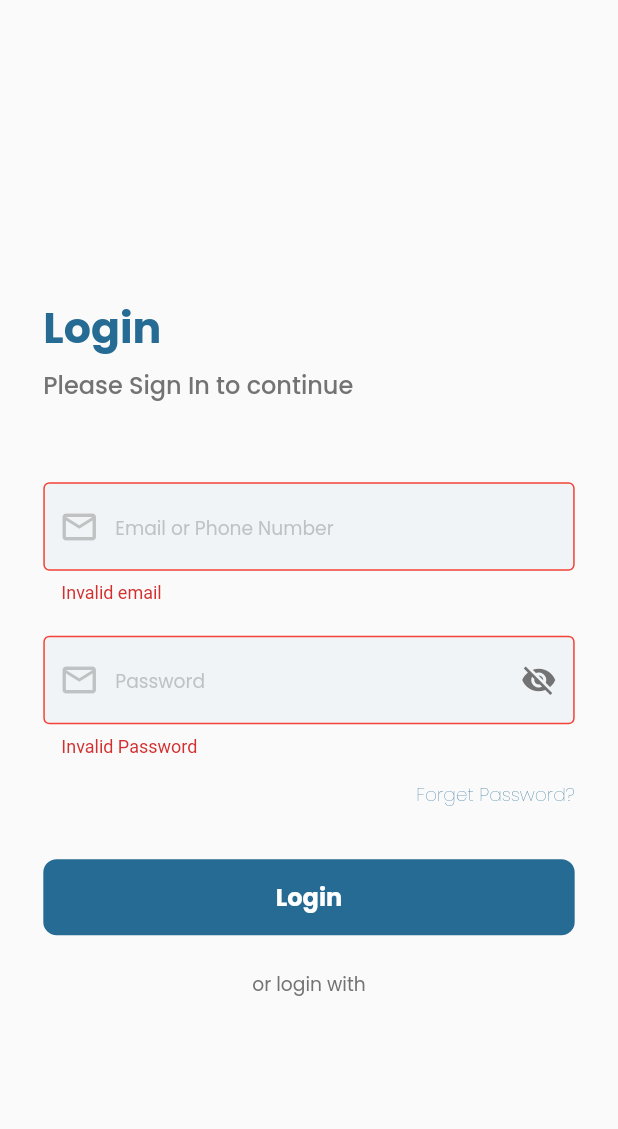
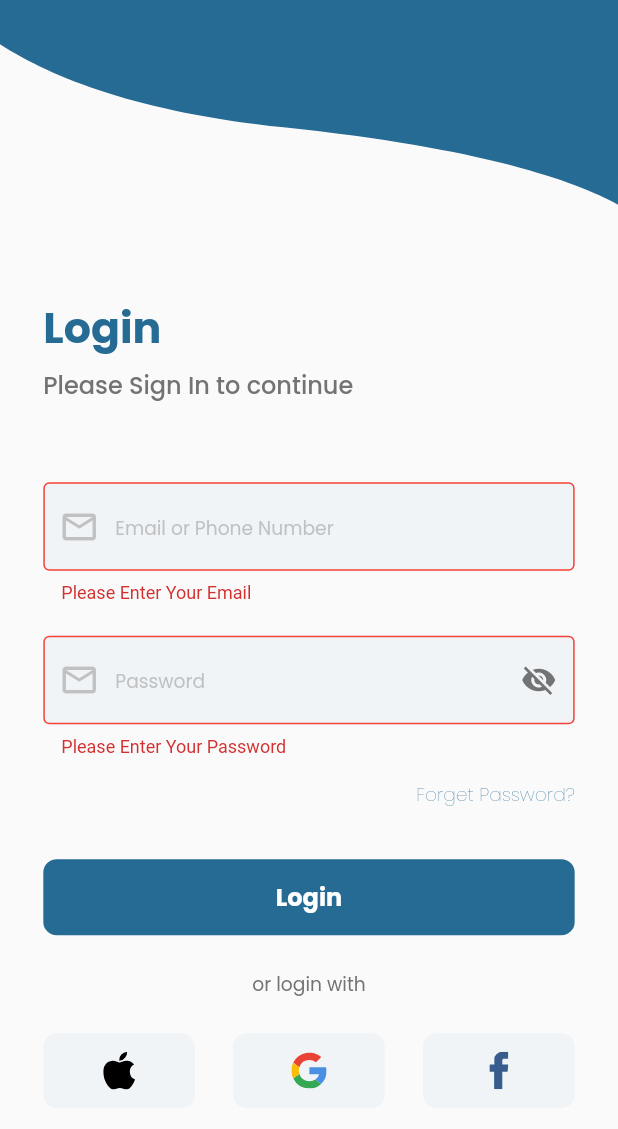
Before and after one commit to Hurair17/zia, a Flutter app: the screen it shows after launch, after a tap on "Login", on a phone screen of 412 x 824 dp. Shown: the top 1129 px of the screen. Run offline on Flutter 3.47's test engine with Material 2 defaults, Android fonts, the light colour scheme and no system bars; our stand-ins replace flutter_screenutil, flutter_svg, get, get_it.

Commit message:
Social Sites Button Create

```diff
--- a/lib/core/constant/color.dart
+++ b/lib/core/constant/color.dart
@@ -2,3 +2,4 @@ import 'package:flutter/material.dart';
 
 const Color kprimaryColor = Color(0xFF266B93);
 const Color ksecondaryColor = Color(0xFF737374);
+const Color ksecondaryColorForBack = Color(0xFFF0F4F7);
--- a/lib/main.dart
+++ b/lib/main.dart
@@ -18,7 +18,7 @@ class MyApp extends StatelessWidget {
       minTextAdapt: true,
       splitScreenMode: true,
       builder: (BuildContext context, child) {
-        return Material(child: LoginScreen());
+        return Material(child: SafeArea(child: LoginScreen()));
       },
     );
   }
--- a/lib/ui/custom_widget/password_txt_form_field.dart
+++ b/lib/ui/custom_widget/password_txt_form_field.dart
@@ -10,8 +10,10 @@ class PassTxtFormField extends StatefulWidget {
   IconData? prefixicon;
   final String? Function(String?)? validation;
   final Function(String)? onChanged;
+  TextEditingController? control;
 
   PassTxtFormField({
+    this.control,
     this.errorText,
     this.keyboardType,
     this.hintText,
@@ -26,15 +28,23 @@ class PassTxtFormField extends StatefulWidget {
 }
 
 class _PassTxtFormFieldState extends State<PassTxtFormField> {
-  @override
   bool passwordVisible = false;
 
+  @override
   Widget build(BuildContext context) {
     return TextFormField(
+      controller: widget.control,
+      validator: widget.validation,
+      onChanged: widget.onChanged,
       obscureText: passwordVisible,
       decoration: InputDecoration(
         errorText: widget.errorText,
         errorBorder: const OutlineInputBorder(
+          borderSide: BorderSide(
+            color: Colors.red,
+          ),
+        ),
+        focusedErrorBorder: const OutlineInputBorder(
           borderSide: BorderSide(
             color: Colors.red,
           ),
--- a/lib/ui/screens/login_screen/login.dart
+++ b/lib/ui/screens/login_screen/login.dart
@@ -1,6 +1,7 @@
 // ignore_for_file: public_member_api_docs, sort_constructors_first
 import 'package:flutter/material.dart';
 import 'package:flutter_screenutil/flutter_screenutil.dart';
+import 'package:flutter_svg/flutter_svg.dart';
 import 'package:provider/provider.dart';
 
 import 'package:recrutment_help_app/core/constant/color.dart';
@@ -23,8 +24,11 @@ class LoginScreen extends StatelessWidget {
               mainAxisAlignment: MainAxisAlignment.start,
               crossAxisAlignment: CrossAxisAlignment.start,
               children: [
-                Container(
+                SizedBox(
                   height: 176.h,
+                  width: double.infinity,
+                  child: SvgPicture.asset('assets/auth_screen_design.svg',
+                      fit: BoxFit.cover),
                 ),
                 SizedBox(
                   height: 46.h,
@@ -59,22 +63,38 @@ class LoginScreen extends StatelessWidget {
                       SizedBox(
                         height: 59.h,
                       ),
+                      Form(
+                        key: formKey,
+                        child: Column(
+                            mainAxisAlignment: MainAxisAlignment.start,
+                            crossAxisAlignment: CrossAxisAlignment.start,
+                            children: [
                               TxtFormField(
                                 hintText: 'Email or Phone Number',
-                        errorText: 'Invalid email',
+                                // errorText: 'Invalid email',
                                 prefixicon: Icons.email_outlined,
                                 keyboardType: TextInputType.emailAddress,
                                 validation: value.emailValidation,
+                                onChanged: (val) {
+                                  value.logInModel.email = val;
+                                },
                               ),
                               SizedBox(
                                 height: 24.h,
                               ),
                               PassTxtFormField(
                                 hintText: 'Password',
-                        errorText: 'Invalid Password',
+                                // errorText: 'Invalid Password',
                                 prefixicon: Icons.email_outlined,
                                 keyboardType: TextInputType.emailAddress,
                                 validation: value.passwordValidation,
+                                onChanged: (val) {
+                                  value.logInModel.password = val;
+                                },
+                                control: TextEditingController(
+                                    text: value.logInModel.password),
+                              ),
+                            ]),
                       ),
                       SizedBox(
                         height: 17.h,
@@ -97,9 +117,8 @@ class LoginScreen extends StatelessWidget {
                       ElevatedButton(
                         onPressed: () {
                           if (formKey.currentState!.validate()) {
-                            value.logInModel.email = value.logInModel.email;
-                            value.logInModel.password =
-                                value.logInModel.password;
+                          } else {
+                            print('error');
                           }
                         },
                         style: ElevatedButton.styleFrom(
@@ -133,7 +152,23 @@ class LoginScreen extends StatelessWidget {
                               fontSize: 14.sp,
                               color: ksecondaryColor),
                         ),
-                      )
+                      ),
+                      SizedBox(
+                        height: 26.h,
+                      ),
+                      Row(
+                          mainAxisAlignment: MainAxisAlignment.spaceBetween,
+                          children: [
+                            LoginScreenEvletedBtnForSocialSites(
+                              path: 'assets/apple.svg',
+                            ),
+                            LoginScreenEvletedBtnForSocialSites(
+                              path: 'assets/google.svg',
+                            ),
+                            LoginScreenEvletedBtnForSocialSites(
+                              path: 'assets/facebook.svg',
+                            ),
+                          ])
                     ],
                   ),
                 )
@@ -142,6 +177,31 @@ class LoginScreen extends StatelessWidget {
           ),
         );
       }),
+    );
+  }
+}
+
+class LoginScreenEvletedBtnForSocialSites extends StatelessWidget {
+  final String path;
+  const LoginScreenEvletedBtnForSocialSites({
+    required this.path,
+    Key? key,
+  }) : super(key: key);
+
+  @override
+  Widget build(BuildContext context) {
+    return ElevatedButton(
+      onPressed: () {},
+      style: ElevatedButton.styleFrom(
+        primary: ksecondaryColorForBack,
+        onPrimary: Colors.white,
+        elevation: 0,
+        shape:
+            RoundedRectangleBorder(borderRadius: BorderRadius.circular(10.r)),
+        minimumSize: Size(105.w, 56.h),
+        alignment: Alignment.center,
+      ),
+      child: SvgPicture.asset(path),
     );
   }
 }
@@ -167,9 +227,15 @@ class TxtFormField extends StatelessWidget {
   @override
   Widget build(BuildContext context) {
     return TextFormField(
+      validator: validation,
       decoration: InputDecoration(
         errorText: errorText,
         errorBorder: const OutlineInputBorder(
+          borderSide: BorderSide(
+            color: Colors.red,
+          ),
+        ),
+        focusedErrorBorder: const OutlineInputBorder(
           borderSide: BorderSide(
             color: Colors.red,
           ),
--- a/lib/ui/screens/login_screen/login_view_model.dart
+++ b/lib/ui/screens/login_screen/login_view_model.dart
@@ -5,7 +5,7 @@ class LoginViewModel extends ChangeNotifier {
   LogInModel logInModel = LogInModel();
   String? emailValidation(String? value) {
     if (value!.isEmpty) {
-      return 'Please Enter Your Name';
+      return 'Please Enter Your Email';
     }
     if (!RegExp("^[a-zA-Z0-9+_.-]+@[a-zA-Z0-9.-]+.[a-z]").hasMatch(value)) {
       return ("Please enter a valid email");
```
Also changed, not shown: assets/apple.svg (added), assets/facebook.svg (added), assets/google.svg (added). Lines whose indentation alone changed are shown as unchanged.
